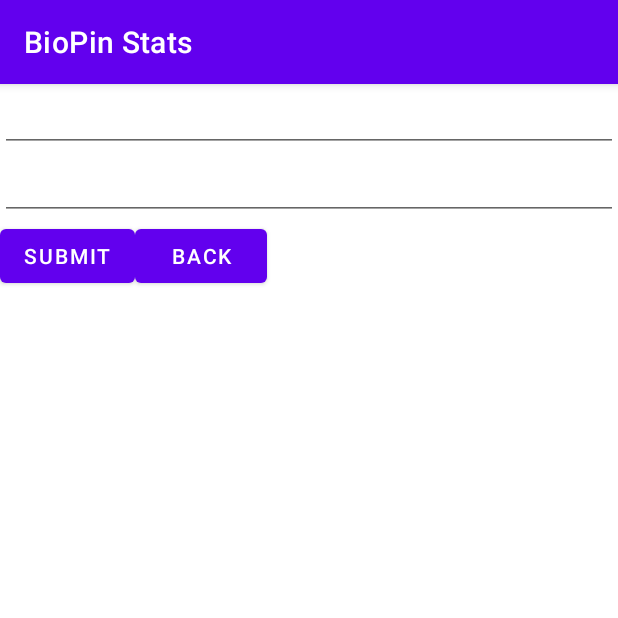
After one commit to hakushiii/BioPinStats, an Android app: the LogFormFragment screen opened through its navigation route, on a phone screen of 412 x 824 dp, the top half of it. The commit adds this screen. Run offline under Robolectric (Android 15) with nearby library versions, the phone set to English and light mode, and no system bars; our stand-ins replace data binding.

Commit message:
CR(ud)
Finished Create and Read

```diff
--- a/app/src/main/java/com/example/biopinstats/authentication/LoginFragment.kt
+++ b/app/src/main/java/com/example/biopinstats/authentication/LoginFragment.kt
@@ -12,6 +12,8 @@ import androidx.navigation.findNavController
 import com.example.biopinstats.EnabledNavigationActivity
 import com.example.biopinstats.MainApp
 import com.example.biopinstats.R
+import com.example.biopinstats.database.AuthViewModel
+import com.example.biopinstats.database.AuthViewModelFactory
 import com.example.biopinstats.databinding.FragmentLoginBinding
 
 
--- a/app/src/main/java/com/example/biopinstats/authentication/RegisterFragment.kt
+++ b/app/src/main/java/com/example/biopinstats/authentication/RegisterFragment.kt
@@ -10,6 +10,8 @@ import androidx.fragment.app.activityViewModels
 import androidx.navigation.findNavController
 import com.example.biopinstats.MainApp
 import com.example.biopinstats.R
+import com.example.biopinstats.database.AuthViewModel
+import com.example.biopinstats.database.AuthViewModelFactory
 import com.example.biopinstats.databinding.FragmentRegisterBinding
 
 class RegisterFragment : Fragment() {
--- a/app/src/main/java/com/example/biopinstats/database/Database.kt
+++ b/app/src/main/java/com/example/biopinstats/database/Database.kt
@@ -5,12 +5,15 @@ import android.content.Context
 import androidx.room.Database
 import androidx.room.Room
 import androidx.room.RoomDatabase
+import com.example.biopinstats.database.dao.LogDao
 import com.example.biopinstats.database.dao.UserDao
+import com.example.biopinstats.database.models.Log
 import com.example.biopinstats.database.models.User
 
-@Database(entities = [User::class], version = 1, exportSchema = false)
+@Database(entities = [User::class, Log::class], version = 1, exportSchema = false)
 abstract class AppDatabase: RoomDatabase() {
     abstract fun userDao(): UserDao
+    abstract fun logDao(): LogDao
 
     companion object {
         @Volatile
--- a/app/src/main/java/com/example/biopinstats/database/dao/UserDao.kt
+++ b/app/src/main/java/com/example/biopinstats/database/dao/UserDao.kt
@@ -1,11 +1,9 @@
 package com.example.biopinstats.database.dao
 
 import androidx.room.Dao
-import androidx.room.Delete
 import androidx.room.Insert
 import androidx.room.OnConflictStrategy
 import androidx.room.Query
-import androidx.room.Update
 import com.example.biopinstats.database.models.User
 import kotlinx.coroutines.flow.Flow
 
--- a/app/src/main/java/com/example/biopinstats/main/api/ApiViewModel.kt
+++ b/app/src/main/java/com/example/biopinstats/main/api/ApiViewModel.kt
@@ -25,8 +25,6 @@ class ApiViewModel: ViewModel() {
                     _command.value = result.command
                     delay(5000)
                 }
-
-
             }
             catch (e: Exception) {
                 Log.d("API","Error: ${e.message}")
--- /dev/null
+++ b/app/src/main/java/com/example/biopinstats/main/log/LogFormFragment.kt
@@ -0,0 +1,63 @@
+package com.example.biopinstats.main.log
+
+import android.os.Bundle
+import androidx.fragment.app.Fragment
+import android.view.LayoutInflater
+import android.view.View
+import android.view.ViewGroup
+import androidx.fragment.app.activityViewModels
+import androidx.lifecycle.coroutineScope
+import androidx.navigation.fragment.findNavController
+import androidx.navigation.fragment.navArgs
+import com.example.biopinstats.MainApp
+import com.example.biopinstats.R
+import com.example.biopinstats.database.LogViewModel
+import com.example.biopinstats.database.LogViewModelFactory
+import com.example.biopinstats.databinding.FragmentLogFormBinding
+import kotlinx.coroutines.launch
+
+class LogFormFragment : Fragment() {
+    private val logViewModel: LogViewModel by activityViewModels {
+        LogViewModelFactory(
+            (activity?.application as MainApp).database
+                .logDao()
+        )
+    }
+
+    private var _binding: FragmentLogFormBinding? = null
+    private val binding get() = _binding!!
+
+    override fun onCreateView(
+        inflater: LayoutInflater, container: ViewGroup?,
+        savedInstanceState: Bundle?
+    ): View {
+        _binding = FragmentLogFormBinding.inflate(inflater, container, false)
+        return binding.root
+    }
+
+    override fun onViewCreated(view: View, savedInstanceState: Bundle?) {
+        super.onViewCreated(view, savedInstanceState)
+
+        binding.backButton.setOnClickListener { findNavController().navigateUp() }
+        binding.submitButton.setOnClickListener { addLog() }
+    }
+
+    private fun addLog() {
+        if (isEntryValid()) {
+            logViewModel.addLog(
+                time = binding.timeEdit.text.toString(),
+                status = binding.statusEdit.text.toString()
+            )
+            findNavController().navigateUp()
+        } else {
+            //TODO
+        }
+    }
+
+    private fun isEntryValid(): Boolean {
+        return logViewModel.isEntryValid(
+            Time = binding.timeEdit.text.toString(),
+            Status = binding.timeEdit.text.toString()
+        )
+    }
+}
--- /dev/null
+++ b/app/src/main/res/layout/fragment_log_form.xml
@@ -0,0 +1,43 @@
+<?xml version="1.0" encoding="utf-8"?>
+<layout xmlns:android="http://schemas.android.com/apk/res/android"
+    xmlns:tools="http://schemas.android.com/tools"
+    xmlns:app="http://schemas.android.com/apk/res-auto">
+
+    <data>
+
+    </data>
+
+    <androidx.constraintlayout.widget.ConstraintLayout
+        android:layout_width="match_parent"
+        android:layout_height="match_parent"
+        tools:context=".main.log.LogFormFragment">
+
+        <com.google.android.material.textfield.TextInputEditText
+            android:id="@+id/time_edit"
+            android:layout_width="match_parent"
+            android:layout_height="wrap_content"
+            app:layout_constraintTop_toTopOf="parent"
+            app:layout_constraintStart_toStartOf="parent"/>
+        <com.google.android.material.textfield.TextInputEditText
+            android:id="@+id/status_edit"
+            android:layout_width="match_parent"
+            android:layout_height="wrap_content"
+            app:layout_constraintTop_toBottomOf="@id/time_edit"/>
+        <Button
+            android:id="@+id/submit_button"
+            android:layout_width="wrap_content"
+            android:layout_height="wrap_content"
+            app:layout_constraintTop_toBottomOf="@id/status_edit"
+            app:layout_constraintStart_toStartOf="parent"
+            android:text="submit"/>
+        <Button
+            android:id="@+id/back_button"
+            android:layout_width="wrap_content"
+            android:layout_height="wrap_content"
+            app:layout_constraintTop_toBottomOf="@id/status_edit"
+            app:layout_constraintStart_toEndOf="@id/submit_button"
+            android:text="back"/>
+
+
+    </androidx.constraintlayout.widget.ConstraintLayout>
+</layout>
--- a/app/src/main/res/navigation/main_navigation.xml
+++ b/app/src/main/res/navigation/main_navigation.xml
@@ -18,9 +18,17 @@
     <fragment
         android:id="@+id/logFragment"
         android:name="com.example.biopinstats.main.LogFragment"
-        android:label="LogFragment" />
+        android:label="LogFragment" >
+        <action
+            android:id="@+id/action_logFragment_to_logFormFragment"
+            app:destination="@id/logFormFragment" />
+    </fragment>
     <fragment
         android:id="@+id/liveChangesFragment"
         android:name="com.example.biopinstats.main.LiveChangesFragment"
         android:label="LiveChangesFragment" />
+    <fragment
+        android:id="@+id/logFormFragment"
+        android:name="com.example.biopinstats.main.log.LogFormFragment"
+        android:label="LogFormFragment" />
 </navigation>
```
Also changed, not shown: app/src/main/java/com/example/biopinstats/database/AuthViewModel.kt (renamed from app/src/main/java/com/example/biopinstats/authentication/AuthViewModel.kt, +1 -7 lines), app/src/main/java/com/example/biopinstats/database/LogViewModel.kt (added, +56 -0 lines), app/src/main/java/com/example/biopinstats/database/dao/LogDao.kt (added, +29 -0 lines), app/src/main/java/com/example/biopinstats/database/models/Log.kt (added, +18 -0 lines), app/src/main/java/com/example/biopinstats/main/LogFragment.kt (+12 -6 lines), app/src/main/java/com/example/biopinstats/main/adapter/RecyclerViewAdapter.kt (+10 -10 lines), app/src/main/res/layout/fragment_log.xml (+12 -1 lines), app/src/main/res/layout/fragment_recycler_view_item.xml (+4 -4 lines).
